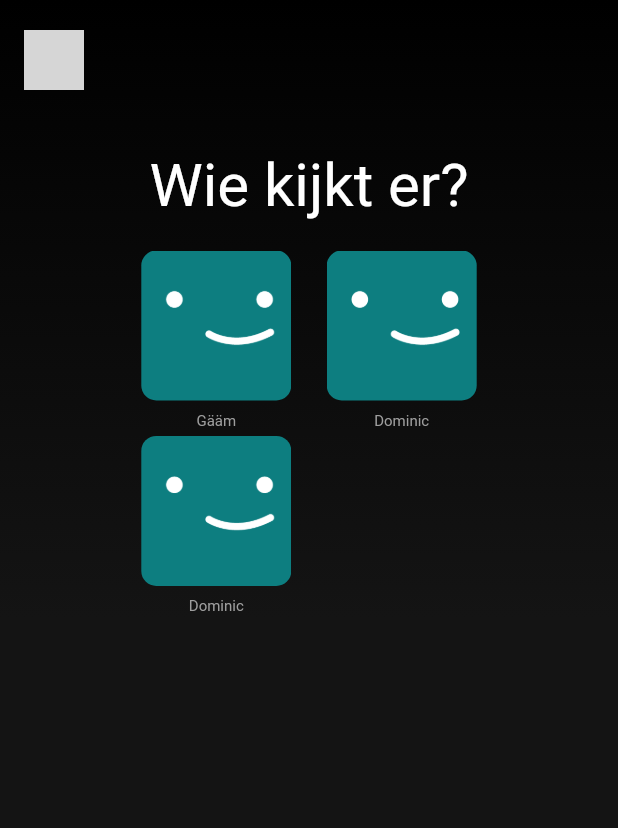
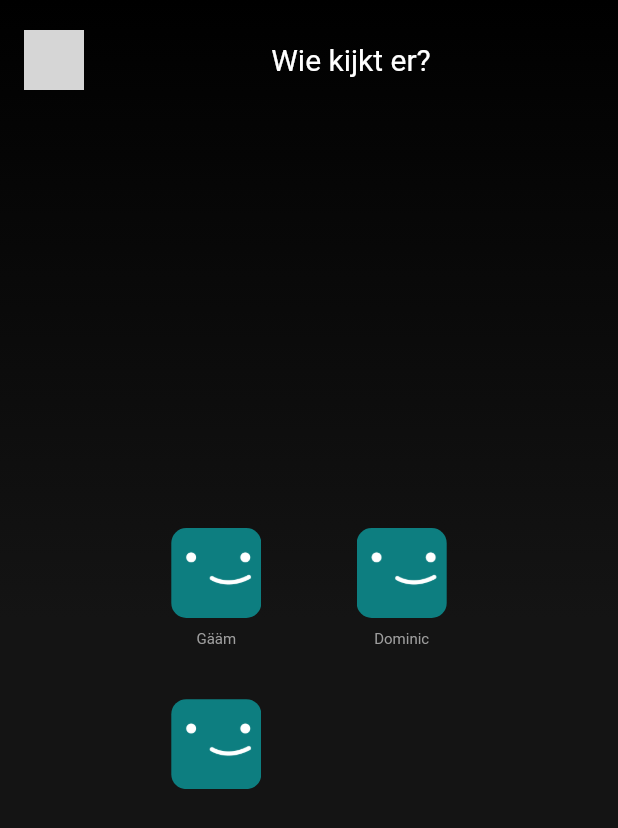
Before and after one commit to cfreemoser/Melvix, a Flutter app: the screen it shows after launch, on a phone screen of 412 x 824 dp. Shown: the top 828 px of the screen. Run offline on Flutter 3.47's test engine with Material 2 defaults, Android fonts, the phone set to English and light mode, and no system bars; our stand-ins replace bloc, flutter_bloc, pin_code_text_field; project files that could hold a hidden picture were left out; grey boxes are pictures that could not be loaded.

Commit message:
main: Added rearange layout

```diff
--- a/lib/bloc/profiles_bloc.dart
+++ b/lib/bloc/profiles_bloc.dart
@@ -1,3 +1,5 @@
+import 'dart:developer';
+
 import 'package:bloc/bloc.dart';
 import 'package:meta/meta.dart';
 import 'package:netflix_gallery/domain/profile.dart';
@@ -11,6 +13,8 @@ class ProfilesBloc extends Bloc<ProfilesEvent, ProfilesState> {
   final ConfigService _configService;
 
   ProfilesBloc(this._configService)
-      : super(ProfilesInitial(
-            profiles: _configService.getProfilesFromConfig())) {}
+      : super(
+            ProfilesInitial(profiles: _configService.getProfilesFromConfig())) {
+    on<ProfileSelected>((event, emit) => emit(ProfileSelectedState()));
+  }
 }
--- a/lib/bloc/profiles_event.dart
+++ b/lib/bloc/profiles_event.dart
@@ -2,3 +2,5 @@ part of 'profiles_bloc.dart';
 
 @immutable
 abstract class ProfilesEvent {}
+
+class ProfileSelected extends ProfilesEvent {}
--- a/lib/bloc/profiles_state.dart
+++ b/lib/bloc/profiles_state.dart
@@ -8,3 +8,5 @@ class ProfilesInitial extends ProfilesState {
 
   ProfilesInitial({required this.profiles});
 }
+
+class ProfileSelectedState extends ProfilesState {}
--- a/lib/pages/profiles.dart
+++ b/lib/pages/profiles.dart
@@ -3,37 +3,24 @@ import 'dart:ui';
 
 import 'package:flutter/material.dart';
 import 'package:flutter_bloc/flutter_bloc.dart';
-import 'package:flutter_svg/svg.dart';
 import 'package:netflix_gallery/bloc/profiles_bloc.dart';
 import 'package:netflix_gallery/helpers/constants.dart';
 import 'package:netflix_gallery/widgets/animated_profile_card.dart';
+import 'package:pin_code_text_field/pin_code_text_field.dart';
 
 class Profiles extends StatelessWidget {
   const Profiles({Key? key}) : super(key: key);
+
   @override
   Widget build(BuildContext context) {
     return Scaffold(
       body: LayoutBuilder(
         builder: (context, constraints) {
           bool smallScreen = constraints.maxWidth < 600;
-          double netflixLogoHeight = 40;
-          double selectTextHeight = 40;
-
+          if (smallScreen) {
             return Stack(
               children: [
-              Container(
-                decoration: const BoxDecoration(
-                    gradient: LinearGradient(
-                        begin: Alignment.topCenter,
-                        end: Alignment.bottomCenter,
-                        colors: [
-                      Colors.black,
-                      Constants.netflix_background,
-                      Constants.netflix_background
-                    ])),
-                height: constraints.maxHeight,
-                width: constraints.maxWidth,
-              ),
+                _buildBackground(constraints.maxHeight, constraints.maxWidth),
                 SizedBox(
                   width: constraints.maxWidth,
                   height: constraints.maxHeight,
@@ -42,63 +29,84 @@ class Profiles extends StatelessWidget {
                       mainAxisAlignment: MainAxisAlignment.start,
                       crossAxisAlignment: CrossAxisAlignment.start,
                       children: [
+                        Container(
+                          margin: const EdgeInsets.only(top: 20, left: 16),
+                          child: Row(
+                            children: [
+                              _buildNetflixLogo(smallScreen),
+                              Expanded(child: _buildSelectedText(20))
+                            ],
+                          ),
+                        ),
+                        Expanded(child: _buildGridView(constraints))
+                      ],
+                    ),
+                  ),
+                ),
+              ],
+            );
+          }
+
+          return Stack(
+            children: [
+              _buildBackground(constraints.maxHeight, constraints.maxWidth),
               SizedBox(
-                          child: Padding(
-                              padding: EdgeInsets.only(
-                                  top: 20, left: smallScreen ? 16 : 64),
-                              child: Image.asset(
-                                smallScreen
-                                    ? Constants.netflix_icon_small
-                                    : Constants.netflix_icon_full,
-                                height: netflixLogoHeight,
-                              )),
+                width: constraints.maxWidth,
+                height: constraints.maxHeight,
+                child: Center(
+                  child: Column(
+                    mainAxisAlignment: MainAxisAlignment.start,
+                    crossAxisAlignment: CrossAxisAlignment.start,
+                    children: [
+                      Container(
+                        margin: const EdgeInsets.only(top: 20, left: 16),
+                        child: Row(
+                          children: [
+                            _buildNetflixLogo(smallScreen),
+                          ],
                         ),
+                      ),
+                      Expanded(
+                        child: Center(
+                          child: SizedBox(
+                            height: 400,
+                            child: Column(
+                              children: [
                                 Container(
-                          margin: EdgeInsets.only(
-                              top: smallScreen ? 40 : constraints.maxHeight / 4,
-                              bottom: 20),
-                          child: const Center(
-                            child: Text(
-                              Constants.profiles_select_text,
-                              style: TextStyle(
-                                color: Colors.white,
-                                fontSize: 40,
+                                  margin: const EdgeInsets.only(bottom: 32),
+                                  child: _buildSelectedText(40),
+                                ),
+                                Expanded(
+                                    child: Center(
+                                        child: _buildListView(constraints)))
+                              ],
                             ),
                           ),
                         ),
                       ),
-                        Expanded(
-                          child: BlocBuilder<ProfilesBloc, ProfilesState>(
+                    ],
+                  ),
+                ),
+              ),
+            ],
+          );
+        },
+      ),
+    );
+  }
+
+  Widget _buildListView(BoxConstraints constraints) {
+    return BlocConsumer<ProfilesBloc, ProfilesState>(
+      listener: (context, state) {
+        if (state is ProfileSelectedState) {
+          _buildPinDialog(context);
+        }
+      },
+      buildWhen: (prev, curr) => curr is ProfilesInitial,
       builder: (context, state) {
         if (state is ProfilesInitial) {
-                                return SizedBox(
-                                  width: constraints.maxWidth,
-                                  child: Center(
-                                    child: smallScreen
-                                        ? SizedBox(
-                                            width: constraints.maxWidth * 0.6,
-                                            child: GridView.builder(
-                                                gridDelegate:
-                                                    const SliverGridDelegateWithFixedCrossAxisCount(
-                                                        crossAxisCount: 2),
-                                                scrollDirection: smallScreen
-                                                    ? Axis.vertical
-                                                    : Axis.horizontal,
-                                                itemCount:
-                                                    state.profiles.length,
-                                                itemBuilder: (context, index) {
-                                                  return AnimatedProfileCard(
-                                                    width: 100,
-                                                    fontSize: 10,
-                                                    name: state
-                                                        .profiles[index].name,
-                                                    profileImage: state
-                                                        .profiles[index]
-                                                        .profileImage,
-                                                  );
-                                                }),
-                                          )
-                                        : ListView.builder(
+          return Center(
+            child: ListView.builder(
                 shrinkWrap: true,
                 scrollDirection: Axis.horizontal,
                 itemCount: state.profiles.length,
@@ -108,11 +116,10 @@ class Profiles extends StatelessWidget {
                       AnimatedProfileCard(
                         width: 200,
                         fontSize: 20,
-                                                    name: state
-                                                        .profiles[index].name,
-                                                    profileImage: state
-                                                        .profiles[index]
-                                                        .profileImage,
+                        name: state.profiles[index].name,
+                        profileImage: state.profiles[index].profileImage,
+                        onTap: () => BlocProvider.of<ProfilesBloc>(context)
+                            .add(ProfileSelected()),
                       ),
                       const SizedBox(
                         width: 20,
@@ -120,7 +127,6 @@ class Profiles extends StatelessWidget {
                     ],
                   );
                 }),
-                                  ),
           );
         }
         return const Text(
@@ -128,15 +134,125 @@ class Profiles extends StatelessWidget {
           style: TextStyle(color: Colors.white),
         );
       },
-                          ),
-                        )
+    );
+  }
+
+  Widget _buildGridView(BoxConstraints constraints) {
+    return BlocConsumer<ProfilesBloc, ProfilesState>(
+      listener: (context, state) {
+        if (state is ProfileSelectedState) {
+          _buildPinDialog(context);
+        }
+      },
+      buildWhen: (previous, current) => current is ProfilesInitial,
+      builder: (context, state) {
+        if (state is ProfilesInitial) {
+          return SizedBox(
+            width: constraints.maxWidth,
+            child: Center(
+                child: SizedBox(
+              width: constraints.maxWidth * 0.6,
+              height: 180,
+              child: GridView.builder(
+                  gridDelegate: const SliverGridDelegateWithFixedCrossAxisCount(
+                      childAspectRatio: 2.6 / 2.4, crossAxisCount: 2),
+                  scrollDirection: Axis.vertical,
+                  itemCount: state.profiles.length,
+                  itemBuilder: (context, index) {
+                    return AnimatedProfileCard(
+                      width: 60,
+                      fontSize: 10,
+                      name: state.profiles[index].name,
+                      profileImage: state.profiles[index].profileImage,
+                      onTap: () => BlocProvider.of<ProfilesBloc>(context)
+                          .add(ProfileSelected()),
+                    );
+                  }),
+            )),
+          );
+        }
+        return const Text(
+          Constants.profiles_empty,
+          style: TextStyle(color: Colors.white),
+        );
+      },
+    );
+  }
+
+  Widget _buildBackground(double height, double width) {
+    return Container(
+      decoration: const BoxDecoration(
+        gradient: LinearGradient(
+          begin: Alignment.topCenter,
+          end: Alignment.bottomCenter,
+          colors: [
+            Colors.black,
+            Constants.netflix_background,
+            Constants.netflix_background
           ],
         ),
-                  ))
-            ],
+      ),
+      height: height,
+      width: width,
     );
-        },
+  }
+
+  Widget _buildNetflixLogo(bool smallScreen) {
+    return SizedBox(
+        child: Row(children: [
+      Image.asset(
+        smallScreen
+            ? Constants.netflix_icon_small
+            : Constants.netflix_icon_full,
+        height: 40,
+      )
+    ]));
+  }
+
+  Widget _buildSelectedText(double fontSize) {
+    return Text(
+      Constants.profiles_select_text,
+      textAlign: TextAlign.center,
+      style: TextStyle(
+          color: Colors.white, fontSize: fontSize, fontFamily: "NetflixSans"),
+    );
+  }
+
+  Future<void> _buildPinDialog(BuildContext context) async {
+    return showDialog<void>(
+        context: context,
+        barrierDismissible: false, // user must tap button!
+        builder: (BuildContext context) {
+          return AlertDialog(
+            title: const Text('PIN-Eingabe erforderlich'),
+            backgroundColor: Constants.netflix_background,
+            titleTextStyle: const TextStyle(
+                color: Colors.white, fontFamily: "NetflixSans", fontSize: 20),
+            content: PinCodeTextField(
+              autofocus: true,
+              hideCharacter: true,
+              highlight: true,
+              highlightColor: Colors.grey,
+              defaultBorderColor: Colors.grey,
+              hasTextBorderColor: Colors.white,
+              pinBoxColor: Colors.white,
+              maskCharacter: "*",
+              maxLength: 4,
+              pinBoxWidth: 50,
+              pinBoxHeight: 64,
+              hasUnderline: true,
+              wrapAlignment: WrapAlignment.spaceAround,
+              pinBoxDecoration:
+                  ProvidedPinBoxDecoration.defaultPinBoxDecoration,
+              pinTextStyle: const TextStyle(fontSize: 22.0),
+              pinTextAnimatedSwitcherTransition:
+                  ProvidedPinBoxTextAnimation.scalingTransition,
+              pinTextAnimatedSwitcherDuration: Duration(milliseconds: 300),
+              highlightAnimationBeginColor: Colors.black,
+              highlightAnimationEndColor: Colors.white12,
+              keyboardType: TextInputType.number,
             ),
           );
+        });
   }
 }
--- a/lib/widgets/animated_profile_card.dart
+++ b/lib/widgets/animated_profile_card.dart
@@ -6,6 +6,7 @@ class AnimatedProfileCard extends StatefulWidget {
   final Image profileImage;
   final double width;
   final double fontSize;
+  final Function onTap;
 
   const AnimatedProfileCard({
     Key? key,
@@ -13,6 +14,7 @@ class AnimatedProfileCard extends StatefulWidget {
     required this.profileImage,
     required this.width,
     required this.fontSize,
+    required this.onTap,
   }) : super(key: key);
 
   @override
@@ -28,7 +30,7 @@ class AnimatedProfileCardState extends State<AnimatedProfileCard> {
     return SizedBox(
       width: widget.width,
       child: GestureDetector(
-        onTapDown: (_) => onEntered(true),
+        onTapDown: (_) => widget.onTap(),
         onTapUp: (_) => onEntered(false),
         child: SizedBox(
           child: MouseRegion(
--- a/pubspec.yaml
+++ b/pubspec.yaml
@@ -32,6 +32,7 @@ dependencies:
   bloc: ^8.0.2
   flutter_bloc: ^8.0.1
   flutter_svg: ^1.0.3
+  pin_code_text_field: ^1.8.0
 
 
   # The following adds the Cupertino Icons font to your application.
```
Lines whose indentation alone changed are shown as unchanged.
